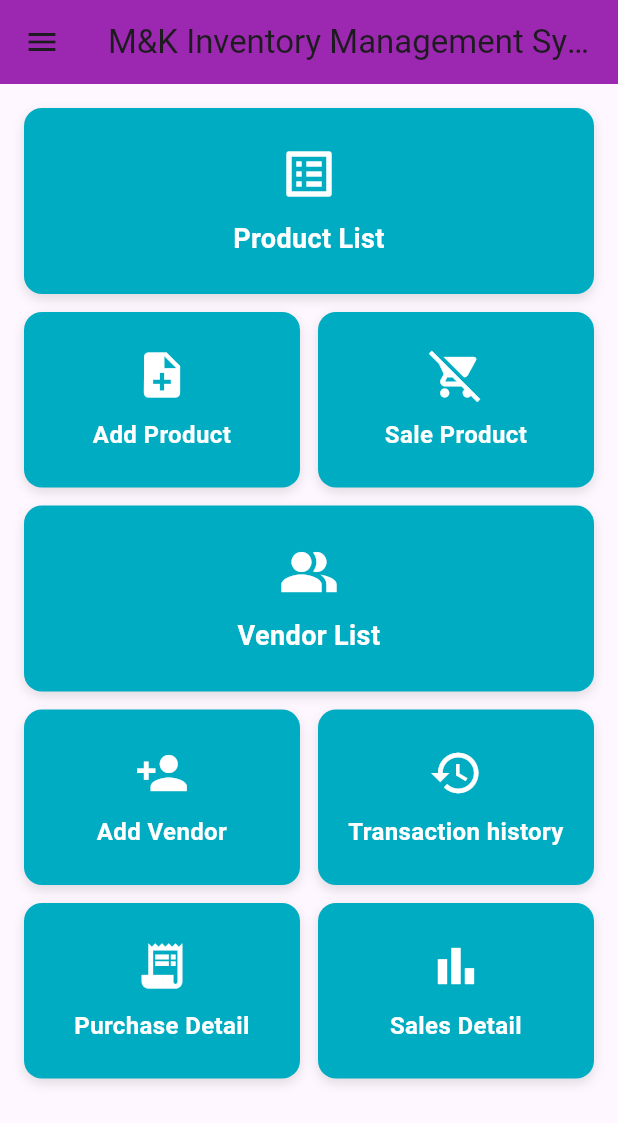
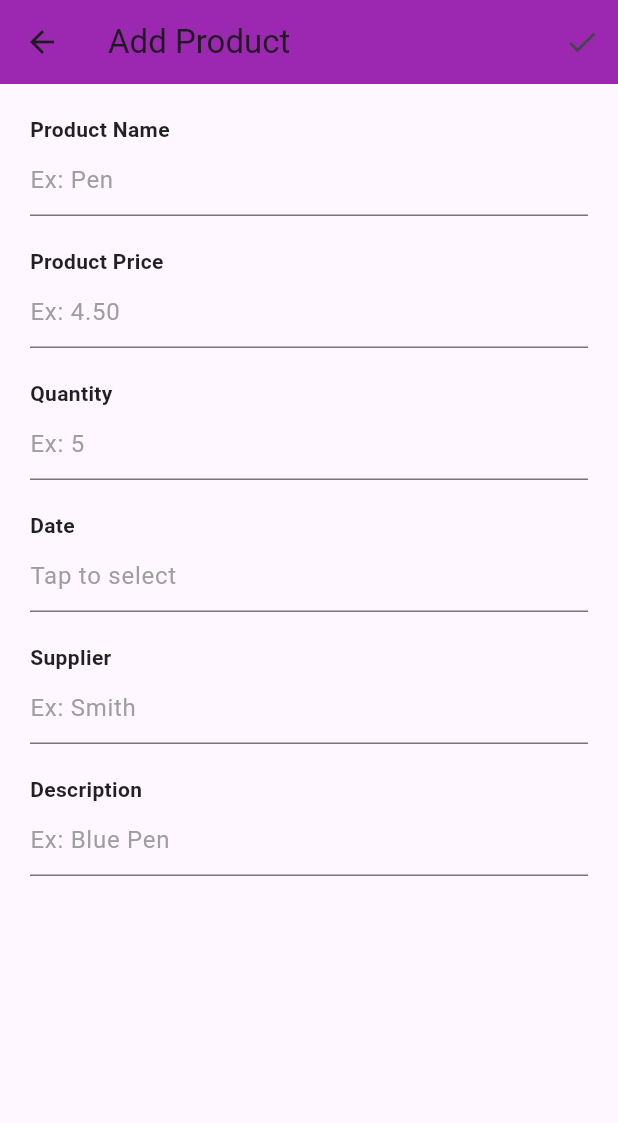
Before and after one commit to muhammadmuneebmanzoor/inventory_managment_system_app_dev_project, a Flutter app: the screen it shows after launch, after a tap on "Add Product", on a phone screen of 412 x 824 dp. Shown: the top 1123 px of the screen. Run offline on Flutter 3.47's test engine with Material 3 defaults, Android fonts, the phone set to English and light mode, and no system bars.

Commit message:
created add product page with all required fields

```diff
--- /dev/null
+++ b/lib/add_product_page.dart
@@ -0,0 +1,174 @@
+import 'package:flutter/material.dart';
+
+class AddProductPage extends StatefulWidget {
+  const AddProductPage({super.key});
+
+  @override
+  State<AddProductPage> createState() => _AddProductPageState();
+}
+
+class _AddProductPageState extends State<AddProductPage> {
+  final _formKey = GlobalKey<FormState>();
+
+  final TextEditingController _nameController = TextEditingController();
+  final TextEditingController _priceController = TextEditingController();
+  final TextEditingController _quantityController = TextEditingController();
+  final TextEditingController _dateController = TextEditingController();
+  final TextEditingController _supplierController = TextEditingController();
+  final TextEditingController _descriptionController = TextEditingController();
+
+  Future<void> _selectDate(BuildContext context) async {
+    final DateTime? picked = await showDatePicker(
+      context: context,
+      initialDate: DateTime.now(),
+      firstDate: DateTime(2000),
+      lastDate: DateTime(2101),
+    );
+    if (picked != null) {
+      setState(() {
+        _dateController.text = "${picked.day}/${picked.month}/${picked.year}";
+      });
+    }
+  }
+
+  void _saveProduct() {
+    if (_formKey.currentState!.validate()) {
+      Navigator.pop(context);
+    }
+  }
+
+  @override
+  void dispose() {
+    _nameController.dispose();
+    _priceController.dispose();
+    _quantityController.dispose();
+    _dateController.dispose();
+    _supplierController.dispose();
+    _descriptionController.dispose();
+    super.dispose();
+  }
+
+  @override
+  Widget build(BuildContext context) {
+    return Scaffold(
+      appBar: AppBar(
+        title: const Text('Add Product'),
+        backgroundColor: Colors.purple,
+        elevation: 0,
+        actions: [
+          IconButton(
+            icon: const Icon(Icons.check),
+            onPressed: _saveProduct,
+          ),
+        ],
+      ),
+      body: SafeArea(
+        child: SingleChildScrollView(
+          padding: const EdgeInsets.all(20.0),
+          child: Form(
+            key: _formKey,
+            child: Column(
+              crossAxisAlignment: CrossAxisAlignment.start,
+              children: [
+                const Text(
+                  'Product Name',
+                  style: TextStyle(fontWeight: FontWeight.bold, color: Colors.black87),
+                ),
+                TextFormField(
+                  controller: _nameController,
+                  decoration: const InputDecoration(
+                    hintText: 'Ex: Pen',
+                    hintStyle: TextStyle(color: Colors.grey),
+                  ),
+                  validator: (v) => v == null || v.trim().isEmpty ? 'Required' : null,
+                ),
+                const SizedBox(height: 20),
+
+                const Text(
+                  'Product Price',
+                  style: TextStyle(fontWeight: FontWeight.bold, color: Colors.black87),
+                ),
+                TextFormField(
+                  controller: _priceController,
+                  keyboardType: const TextInputType.numberWithOptions(decimal: true),
+                  decoration: const InputDecoration(
+                    hintText: 'Ex: 4.50',
+                    hintStyle: TextStyle(color: Colors.grey),
+                  ),
+                  validator: (v) {
+                    if (v == null || v.trim().isEmpty) return 'Required';
+                    if (double.tryParse(v.trim()) == null) return 'Enter a valid price';
+                    return null;
+                  },
+                ),
+                const SizedBox(height: 20),
+
+                const Text(
+                  'Quantity',
+                  style: TextStyle(fontWeight: FontWeight.bold, color: Colors.black87),
+                ),
+                TextFormField(
+                  controller: _quantityController,
+                  keyboardType: TextInputType.number,
+                  decoration: const InputDecoration(
+                    hintText: 'Ex: 5',
+                    hintStyle: TextStyle(color: Colors.grey),
+                  ),
+                  validator: (v) {
+                    if (v == null || v.trim().isEmpty) return 'Required';
+                    if (int.tryParse(v.trim()) == null) return 'Enter a valid number';
+                    return null;
+                  },
+                ),
+                const SizedBox(height: 20),
+
+                const Text(
+                  'Date',
+                  style: TextStyle(fontWeight: FontWeight.bold, color: Colors.black87),
+                ),
+                TextFormField(
+                  controller: _dateController,
+                  readOnly: true,
+                  onTap: () => _selectDate(context),
+                  decoration: const InputDecoration(
+                    hintText: 'Tap to select',
+                    hintStyle: TextStyle(color: Colors.grey),
+                  ),
+                  validator: (v) => v == null || v.trim().isEmpty ? 'Required' : null,
+                ),
+                const SizedBox(height: 20),
+
+                const Text(
+                  'Supplier',
+                  style: TextStyle(fontWeight: FontWeight.bold, color: Colors.black87),
+                ),
+                TextFormField(
+                  controller: _supplierController,
+                  decoration: const InputDecoration(
+                    hintText: 'Ex: Smith',
+                    hintStyle: TextStyle(color: Colors.grey),
+                  ),
+                  validator: (v) => v == null || v.trim().isEmpty ? 'Required' : null,
+                ),
+                const SizedBox(height: 20),
+
+                const Text(
+                  'Description',
+                  style: TextStyle(fontWeight: FontWeight.bold, color: Colors.black87),
+                ),
+                TextFormField(
+                  controller: _descriptionController,
+                  decoration: const InputDecoration(
+                    hintText: 'Ex: Blue Pen',
+                    hintStyle: TextStyle(color: Colors.grey),
+                  ),
+                  validator: (v) => v == null || v.trim().isEmpty ? 'Required' : null,
+                ),
+              ],
+            ),
+          ),
+        ),
+      ),
+    );
+  }
+}
--- a/lib/dashboard.dart
+++ b/lib/dashboard.dart
@@ -1,4 +1,5 @@
 import 'package:flutter/material.dart';
+import 'add_product_page.dart';
 
 class DashboardPage extends StatelessWidget {
   const DashboardPage({super.key});
@@ -46,7 +47,14 @@ class DashboardPage extends StatelessWidget {
                     child: _buildDashboardCard(
                       title: 'Add Product',
                       icon: Icons.note_add,
-                      onTap: () {},
+                      onTap: () {
+                        Navigator.push(
+                          context,
+                          MaterialPageRoute(
+                            builder: (context) => const AddProductPage(),
+                          ),
+                        );
+                      },
                     ),
                   ),
                   const SizedBox(width: 12),
```
